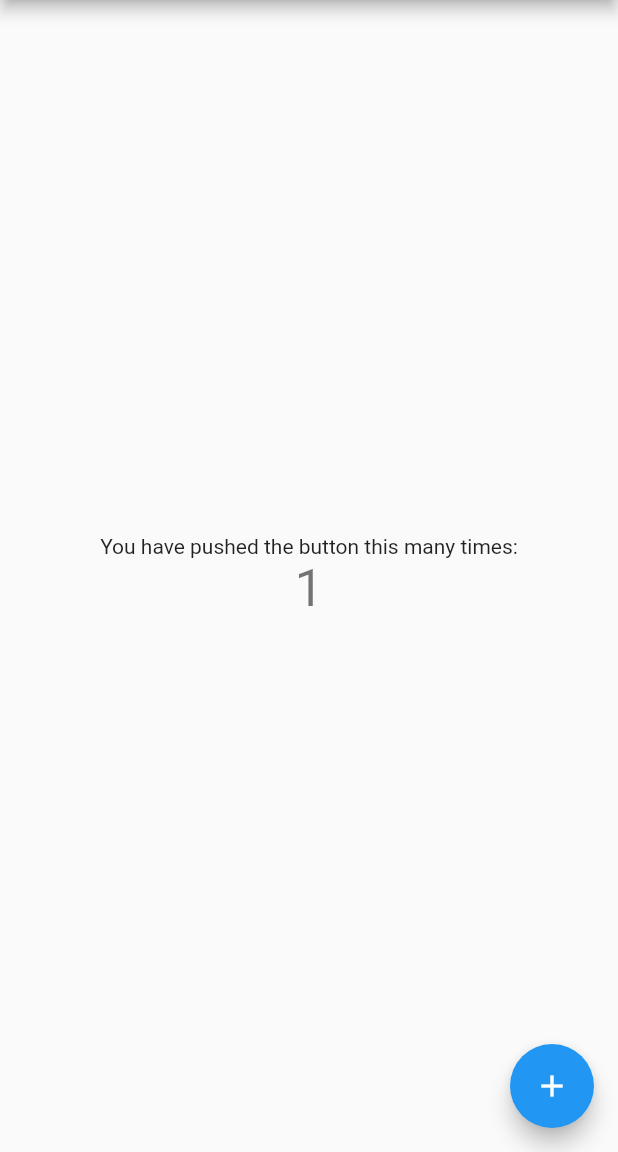
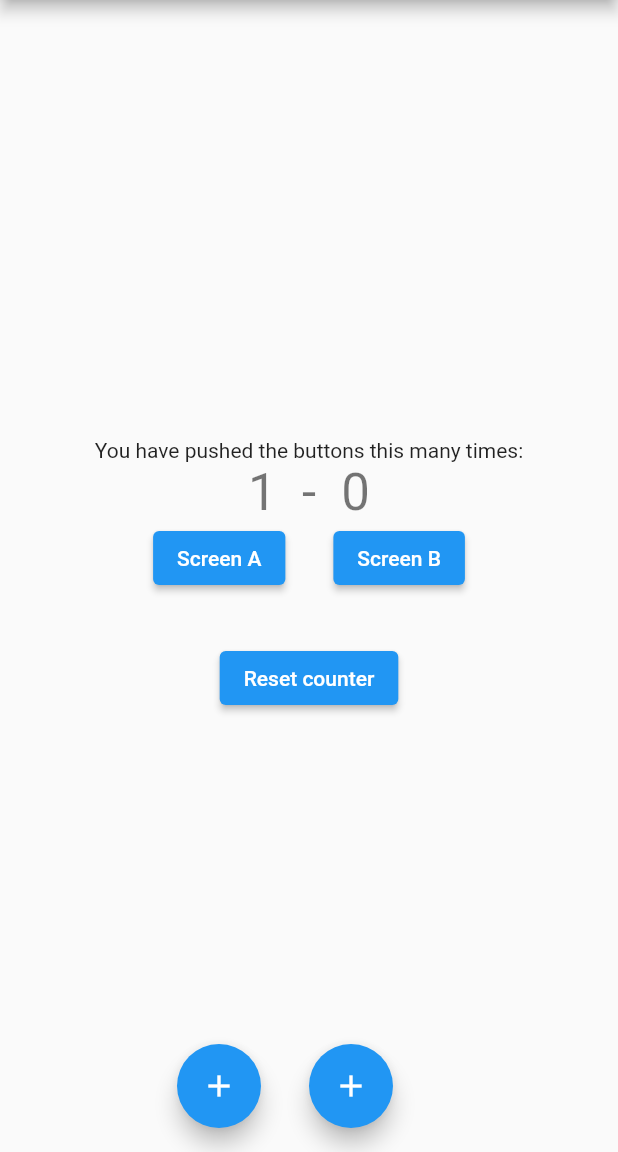
Before and after one commit to Andres-MI/Flutter-State-Management, a Flutter app: the screen it shows after launch, after a tap on the "add" icon, on a phone screen of 412 x 824 dp, the part 84-1236 px from its top. Run offline on Flutter 3.47's test engine with Material 2 defaults, Android fonts, the phone set to English and light mode, and no system bars.

Commit message:
Basic screens design

```diff
--- a/03-inheritedModel/lib/main.dart
+++ b/03-inheritedModel/lib/main.dart
@@ -1,4 +1,5 @@
 import 'package:flutter/material.dart';
+import 'package:inherited_model/screens/homepage.dart';
 
 void main() {
   runApp(const MyApp());
@@ -7,109 +8,15 @@ void main() {
 class MyApp extends StatelessWidget {
   const MyApp({Key? key}) : super(key: key);
 
-  // This widget is the root of your application.
   @override
   Widget build(BuildContext context) {
     return MaterialApp(
       title: 'Flutter Demo',
       theme: ThemeData(
-        // This is the theme of your application.
-        //
-        // Try running your application with "flutter run". You'll see the
-        // application has a blue toolbar. Then, without quitting the app, try
-        // changing the primarySwatch below to Colors.green and then invoke
-        // "hot reload" (press "r" in the console where you ran "flutter run",
-        // or simply save your changes to "hot reload" in a Flutter IDE).
-        // Notice that the counter didn't reset back to zero; the application
-        // is not restarted.
+
         primarySwatch: Colors.blue,
       ),
       home: const MyHomePage(title: 'Flutter Demo Home Page'),
     );
   }
 }
-
-class MyHomePage extends StatefulWidget {
-  const MyHomePage({Key? key, required this.title}) : super(key: key);
-
-  // This widget is the home page of your application. It is stateful, meaning
-  // that it has a State object (defined below) that contains fields that affect
-  // how it looks.
-
-  // This class is the configuration for the state. It holds the values (in this
-  // case the title) provided by the parent (in this case the App widget) and
-  // used by the build method of the State. Fields in a Widget subclass are
-  // always marked "final".
-
-  final String title;
-
-  @override
-  State<MyHomePage> createState() => _MyHomePageState();
-}
-
-class _MyHomePageState extends State<MyHomePage> {
-  int _counter = 0;
-
-  void _incrementCounter() {
-    setState(() {
-      // This call to setState tells the Flutter framework that something has
-      // changed in this State, which causes it to rerun the build method below
-      // so that the display can reflect the updated values. If we changed
-      // _counter without calling setState(), then the build method would not be
-      // called again, and so nothing would appear to happen.
-      _counter++;
-    });
-  }
-
-  @override
-  Widget build(BuildContext context) {
-    // This method is rerun every time setState is called, for instance as done
-    // by the _incrementCounter method above.
-    //
-    // The Flutter framework has been optimized to make rerunning build methods
-    // fast, so that you can just rebuild anything that needs updating rather
-    // than having to individually change instances of widgets.
-    return Scaffold(
-      appBar: AppBar(
-        // Here we take the value from the MyHomePage object that was created by
-        // the App.build method, and use it to set our appbar title.
-        title: Text(widget.title),
-      ),
-      body: Center(
-        // Center is a layout widget. It takes a single child and positions it
-        // in the middle of the parent.
-        child: Column(
-          // Column is also a layout widget. It takes a list of children and
-          // arranges them vertically. By default, it sizes itself to fit its
-          // children horizontally, and tries to be as tall as its parent.
-          //
-          // Invoke "debug painting" (press "p" in the console, choose the
-          // "Toggle Debug Paint" action from the Flutter Inspector in Android
-          // Studio, or the "Toggle Debug Paint" command in Visual Studio Code)
-          // to see the wireframe for each widget.
-          //
-          // Column has various properties to control how it sizes itself and
-          // how it positions its children. Here we use mainAxisAlignment to
-          // center the children vertically; the main axis here is the vertical
-          // axis because Columns are vertical (the cross axis would be
-          // horizontal).
-          mainAxisAlignment: MainAxisAlignment.center,
-          children: <Widget>[
-            const Text(
-              'You have pushed the button this many times:',
-            ),
-            Text(
-              '$_counter',
-              style: Theme.of(context).textTheme.headline4,
-            ),
-          ],
-        ),
-      ),
-      floatingActionButton: FloatingActionButton(
-        onPressed: _incrementCounter,
-        tooltip: 'Increment',
-        child: const Icon(Icons.add),
-      ), // This trailing comma makes auto-formatting nicer for build methods.
-    );
-  }
-}
--- /dev/null
+++ b/03-inheritedModel/lib/screens/homepage.dart
@@ -0,0 +1,99 @@
+import 'package:flutter/material.dart';
+import 'package:inherited_model/screens/screen_a.dart';
+import 'package:inherited_model/screens/screen_b.dart';
+
+class MyHomePage extends StatefulWidget {
+  const MyHomePage({Key? key, required this.title}) : super(key: key);
+  final String title;
+
+  @override
+  State<MyHomePage> createState() => _MyHomePageState();
+}
+
+class _MyHomePageState extends State<MyHomePage> {
+  int _counterA = 0;
+  int _counterB = 0;
+
+  void _incrementCounterA() {
+    setState(() {
+      _counterA++;
+    });
+  }
+
+  void _incrementCounterB() {
+    setState(() {
+      _counterB++;
+    });
+  }
+
+  void _navigateToScreenA() {
+    Navigator.of(context)
+        .push(MaterialPageRoute(builder: (context) => const ScreenA()));
+  }
+
+  void _navigateToScreenB() {
+    Navigator.of(context)
+        .push(MaterialPageRoute(builder: (context) => const ScreenB()));
+  }
+
+  @override
+  Widget build(BuildContext context) {
+    return Scaffold(
+      appBar: AppBar(
+        title: Text(widget.title),
+      ),
+      body: Center(
+        child: Column(
+          mainAxisAlignment: MainAxisAlignment.center,
+          children: <Widget>[
+            const Text(
+              'You have pushed the buttons this many times:',
+            ),
+            Text(
+              '$_counterA  -  $_counterB',
+              style: Theme.of(context).textTheme.headline4,
+            ),
+            Row(
+              mainAxisAlignment: MainAxisAlignment.center,
+              children: [
+                ElevatedButton(
+                    onPressed: _navigateToScreenA,
+                    child: const Text('Screen A')),
+                const SizedBox(
+                  width: 32.0,
+                ),
+                ElevatedButton(
+                    onPressed: _navigateToScreenB,
+                    child: const Text('Screen B'))
+              ],
+            ),
+            const SizedBox(
+              height: 32.0,
+            ),
+            ElevatedButton(onPressed: () {}, child: const Text('Reset counter'))
+          ],
+        ),
+      ),
+      floatingActionButton: Row(
+        mainAxisAlignment: MainAxisAlignment.center,
+        children: [
+          FloatingActionButton(
+            onPressed: _incrementCounterA,
+            tooltip: 'Increment A',
+            heroTag: null,
+            child: const Icon(Icons.add),
+          ),
+          const SizedBox(
+            width: 32,
+          ),
+          FloatingActionButton(
+            onPressed: _incrementCounterB,
+            tooltip: 'Increment B',
+            heroTag: null,
+            child: const Icon(Icons.add),
+          ),
+        ],
+      ),
+    );
+  }
+}
```
Also changed, not shown: 03-inheritedModel/lib/screens/screen_a.dart (added, +34 -0 lines), 03-inheritedModel/lib/screens/screen_b.dart (added, +34 -0 lines).
